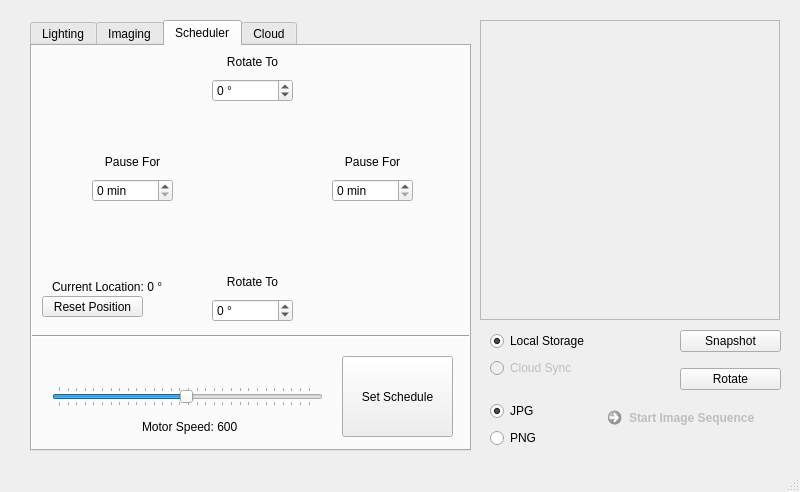
The window that _ui/FlashLapse_CP.ui (CoSE-Jerry/Flashlapse_NEO) describes before a commit, drawn with Qt 5.
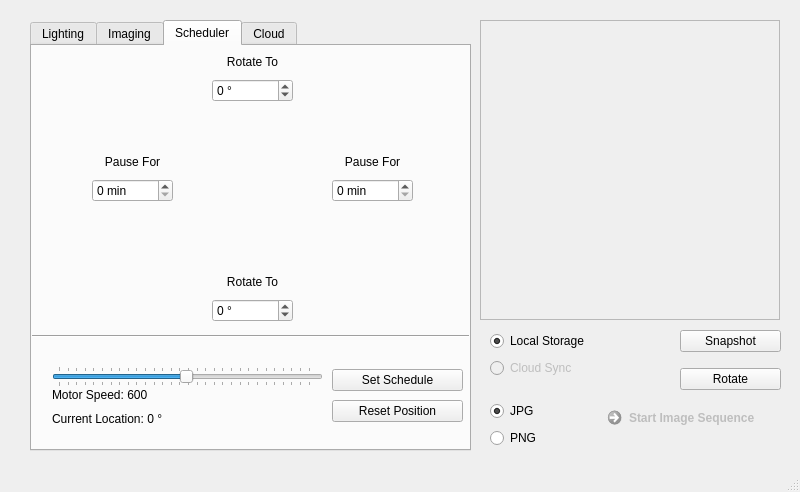
The same window after the commit. Icons and pictures are not drawn.

What changed in the file:
```diff
--- a/_ui/FlashLapse_CP.ui
+++ b/_ui/FlashLapse_CP.ui
@@ -1055,37 +1055,11 @@
        <enum>Qt::Horizontal</enum>
       </property>
      </widget>
-     <widget class="QPushButton" name="Start_Scheduler">
-      <property name="geometry">
-       <rect>
-        <x>310</x>
-        <y>310</y>
-        <width>111</width>
-        <height>81</height>
-       </rect>
-      </property>
-      <property name="text">
-       <string>Set Schedule</string>
-      </property>
-     </widget>
-     <widget class="QLabel" name="Motor_Speed">
-      <property name="geometry">
-       <rect>
-        <x>110</x>
-        <y>370</y>
-        <width>121</width>
-        <height>21</height>
-       </rect>
-      </property>
-      <property name="text">
-       <string>Motor Speed: 600</string>
-      </property>
-     </widget>
      <widget class="QSlider" name="verticalSlider">
       <property name="geometry">
        <rect>
         <x>20</x>
-        <y>340</y>
+        <y>320</y>
         <width>271</width>
         <height>21</height>
        </rect>
@@ -1118,31 +1092,57 @@
        <number>40</number>
       </property>
      </widget>
-     <widget class="QLabel" name="Current_Location">
+     <widget class="QWidget" name="verticalLayoutWidget_10">
       <property name="geometry">
        <rect>
-        <x>20</x>
-        <y>230</y>
-        <width>111</width>
-        <height>21</height>
+        <x>300</x>
+        <y>320</y>
+        <width>131</width>
+        <height>61</height>
        </rect>
       </property>
-      <property name="text">
-       <string>Current Location: 0 °</string>
-      </property>
+      <layout class="QVBoxLayout" name="verticalLayout_17">
+       <item>
+        <widget class="QPushButton" name="Start_Scheduler">
+         <property name="text">
+          <string>Set Schedule</string>
+         </property>
+        </widget>
+       </item>
+       <item>
+        <widget class="QPushButton" name="Reset_Position">
+         <property name="text">
+          <string>Reset Position</string>
+         </property>
+        </widget>
+       </item>
+      </layout>
      </widget>
-     <widget class="QPushButton" name="Reset_Position">
+     <widget class="QWidget" name="verticalLayoutWidget_11">
       <property name="geometry">
        <rect>
-        <x>10</x>
-        <y>250</y>
-        <width>101</width>
-        <height>21</height>
+        <x>20</x>
+        <y>340</y>
+        <width>160</width>
+        <height>41</height>
        </rect>
       </property>
-      <property name="text">
-       <string>Reset Position</string>
-      </property>
+      <layout class="QVBoxLayout" name="verticalLayout_18">
+       <item>
+        <widget class="QLabel" name="Motor_Speed">
+         <property name="text">
+          <string>Motor Speed: 600</string>
+         </property>
+        </widget>
+       </item>
+       <item>
+        <widget class="QLabel" name="Current_Location">
+         <property name="text">
+          <string>Current Location: 0 °</string>
+         </property>
+        </widget>
+       </item>
+      </layout>
      </widget>
     </widget>
     <widget class="QWidget" name="Cloud">
```
